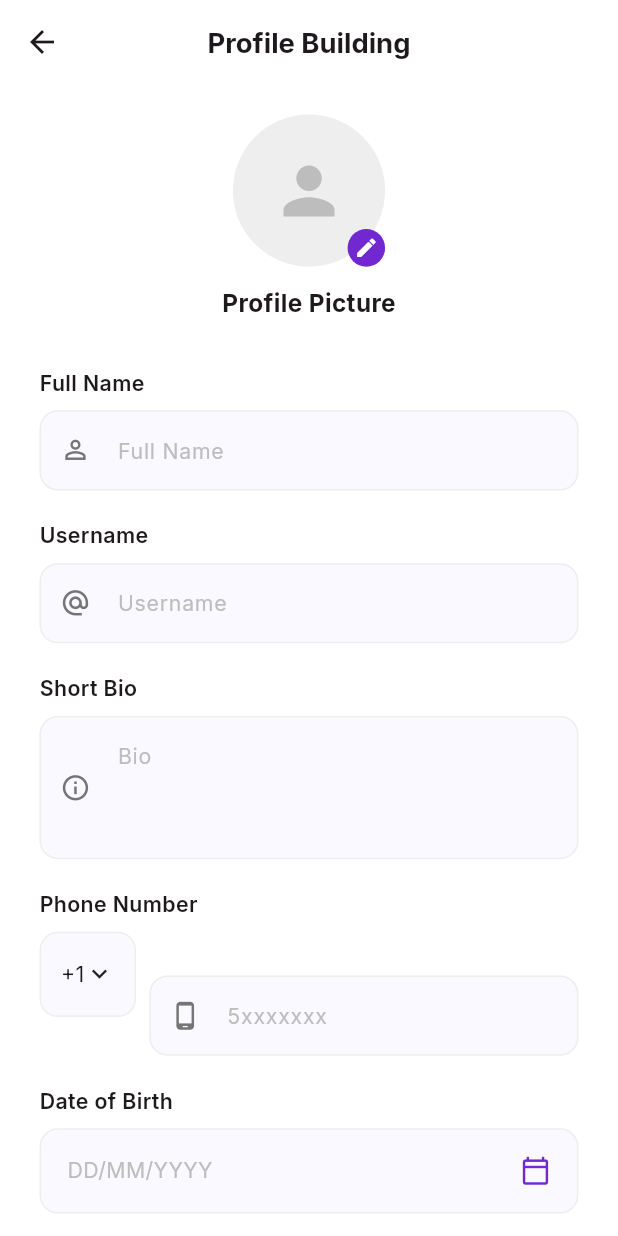
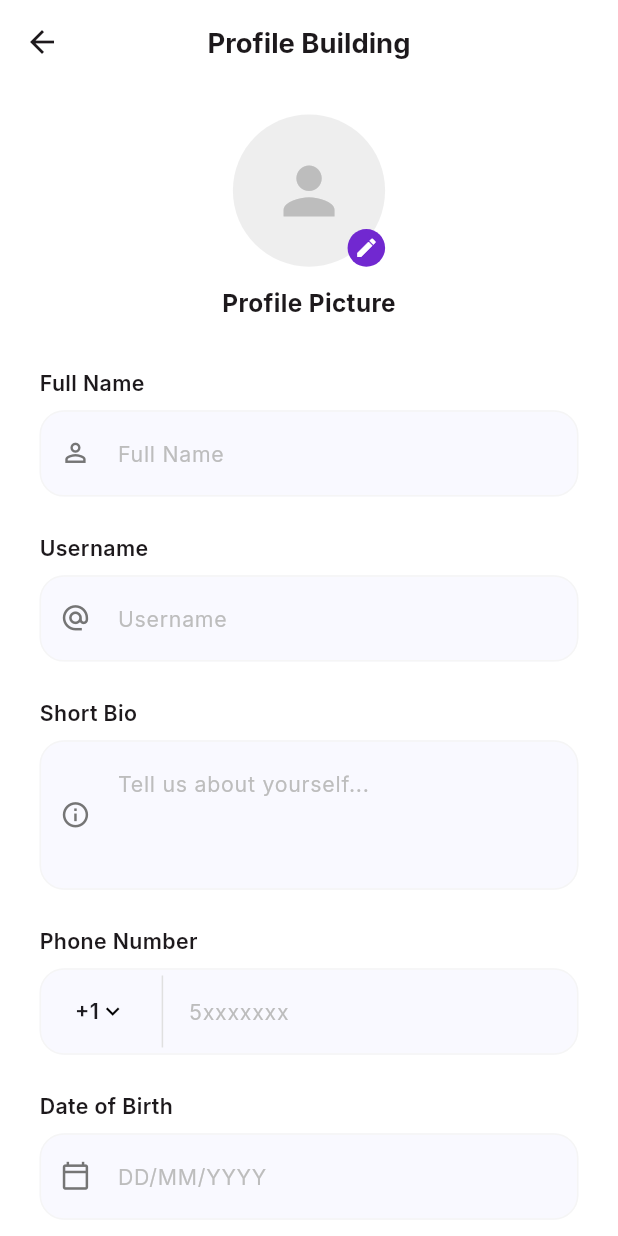
Before and after one commit to shakibalhasan-code/bonded_app, a Flutter app: the ProfileBuildingScreen screen opened directly, on a phone screen of 412 x 824 dp. Run offline on Flutter 3.47's test engine with Material 3 defaults, Android fonts, the phone set to English and light mode, and no system bars; our stand-ins replace country_picker, flutter_screenutil, flutter_svg, geocoding, geolocator, get and 3 more; missing offline and left inert: apple_maps_flutter.

```diff
--- a/lib/screens/profile/profile_building_screen.dart
+++ b/lib/screens/profile/profile_building_screen.dart
@@ -99,7 +99,7 @@ class ProfileBuildingScreen extends StatelessWidget {
               controller: controller.fullNameController,
               errorText: controller.fullNameError.value.isEmpty ? null : controller.fullNameError.value,
             )),
-            SizedBox(height: 20.h),
+            SizedBox(height: 24.h),
 
             Obx(() => AuthTextField(
               label: "Username",
@@ -108,34 +108,26 @@ class ProfileBuildingScreen extends StatelessWidget {
               controller: controller.usernameController,
               errorText: controller.usernameError.value.isEmpty ? null : controller.usernameError.value,
             )),
-            SizedBox(height: 20.h),
+            SizedBox(height: 24.h),
 
             AuthTextField(
               label: "Short Bio",
-              hintText: "Bio",
+              hintText: "Tell us about yourself...",
               prefixIcon: Icons.info_outline,
               controller: controller.bioController,
               maxLines: 3,
             ),
-            SizedBox(height: 20.h),
+            SizedBox(height: 24.h),
 
-            // Phone Number
-            Column(
-              crossAxisAlignment: CrossAxisAlignment.start,
-              children: [
-                Text(
-                  "Phone Number",
-                  style: GoogleFonts.inter(
-                    fontSize: 14.sp,
-                    fontWeight: FontWeight.w600,
-                    color: AppColors.textHeading,
-                  ),
-                ),
-                SizedBox(height: 8.h),
-                Row(
-                  crossAxisAlignment: CrossAxisAlignment.start,
-                  children: [
-                    GestureDetector(
+            // Phone Number - Unified Style
+            Obx(() => AuthTextField(
+              label: "Phone Number",
+              hintText: "5xxxxxxx",
+              prefixIcon: Icons.phone_android_outlined,
+              controller: controller.phoneController,
+              keyboardType: TextInputType.phone,
+              errorText: controller.phoneError.value.isEmpty ? null : controller.phoneError.value,
+              prefix: GestureDetector(
                 onTap: () {
                   showCountryPicker(
                     context: context,
@@ -146,94 +138,60 @@ class ProfileBuildingScreen extends StatelessWidget {
                   );
                 },
                 child: Container(
-                        height: 56.h,
-                        padding: EdgeInsets.symmetric(horizontal: 12.w),
+                  width: 75.w,
+                  margin: EdgeInsets.only(right: 12.w),
                   decoration: BoxDecoration(
-                          color: const Color(0xFFF9F9FF),
-                          borderRadius: BorderRadius.circular(12.r),
-                          border: Border.all(color: Colors.grey[200]!),
+                    color: Colors.transparent,
+                    border: Border(right: BorderSide(color: Colors.grey[300]!, width: 1)),
                   ),
                   child: Row(
+                    mainAxisAlignment: MainAxisAlignment.center,
                     children: [
-                            Obx(() => Text(
+                      Text(
                         controller.selectedCountryCode.value,
-                              style: GoogleFonts.inter(fontSize: 14.sp),
-                            )),
-                            Icon(Icons.keyboard_arrow_down, size: 20.sp),
+                        style: GoogleFonts.inter(fontSize: 14.sp, fontWeight: FontWeight.w600),
+                      ),
+                      Icon(Icons.keyboard_arrow_down, size: 18.sp),
                     ],
                   ),
                 ),
               ),
-                    SizedBox(width: 8.w),
-                    Expanded(
-                      child: Obx(() => AuthTextField(
-                        label: "", // Label is handled above
-                        hintText: "5xxxxxxx",
-                        prefixIcon: Icons.phone_android_outlined,
-                        controller: controller.phoneController,
-                        keyboardType: TextInputType.phone,
-                        errorText: controller.phoneError.value.isEmpty ? null : controller.phoneError.value,
             )),
-                    ),
-                  ],
-                ),
-              ],
-            ),
-            SizedBox(height: 20.h),
+            SizedBox(height: 24.h),
 
-            // Date of Birth
-            GestureDetector(
+            // Date of Birth - Unified Style
+            Obx(() => AuthTextField(
+              label: "Date of Birth",
+              hintText: controller.dateOfBirth.value.isEmpty ? "DD/MM/YYYY" : controller.dateOfBirth.value,
+              prefixIcon: Icons.calendar_today_outlined,
+              readOnly: true,
               onTap: () async {
                 DateTime? pickedDate = await showDatePicker(
                   context: context,
                   initialDate: DateTime.now().subtract(const Duration(days: 365 * 18)),
                   firstDate: DateTime(1900),
                   lastDate: DateTime.now(),
+                  builder: (context, child) {
+                    return Theme(
+                      data: Theme.of(context).copyWith(
+                        colorScheme: const ColorScheme.light(
+                          primary: AppColors.primary,
+                          onPrimary: Colors.white,
+                          onSurface: AppColors.textHeading,
+                        ),
+                      ),
+                      child: child!,
+                    );
+                  },
                 );
                 if (pickedDate != null) {
                   controller.dateOfBirth.value = DateFormat('dd/MM/yyyy').format(pickedDate);
                 }
               },
-              child: Column(
-                crossAxisAlignment: CrossAxisAlignment.start,
-                children: [
-                  Text(
-                    "Date of Birth",
-                    style: GoogleFonts.inter(
-                      fontSize: 14.sp,
-                      fontWeight: FontWeight.w600,
-                      color: AppColors.textHeading,
-                    ),
-                  ),
-                  SizedBox(height: 8.h),
-                  Container(
-                    height: 56.h,
-                    padding: EdgeInsets.symmetric(horizontal: 16.w),
-                    decoration: BoxDecoration(
-                      color: const Color(0xFFF9F9FF),
-                      borderRadius: BorderRadius.circular(12.r),
-                      border: Border.all(color: Colors.grey[200]!),
-                    ),
-                    child: Row(
-                      mainAxisAlignment: MainAxisAlignment.spaceBetween,
-                      children: [
-                        Obx(() => Text(
-                          controller.dateOfBirth.value.isEmpty ? "DD/MM/YYYY" : controller.dateOfBirth.value,
-                          style: GoogleFonts.inter(
-                            fontSize: 14.sp,
-                            color: controller.dateOfBirth.value.isEmpty ? Colors.grey[400] : AppColors.textPrimary,
-                          ),
             )),
-                        Icon(Icons.calendar_today_outlined, color: AppColors.primary, size: 20.sp),
-                      ],
-                    ),
-                  ),
-                ],
-              ),
-            ),
-            SizedBox(height: 20.h),
+            SizedBox(height: 24.h),
 
-            // Gender
+            // Gender - Unified Style
             Column(
               crossAxisAlignment: CrossAxisAlignment.start,
               children: [
@@ -247,27 +205,37 @@ class ProfileBuildingScreen extends StatelessWidget {
                 ),
                 SizedBox(height: 8.h),
                 Container(
+                  height: 58.h,
                   padding: EdgeInsets.symmetric(horizontal: 16.w),
                   decoration: BoxDecoration(
                     color: const Color(0xFFF9F9FF),
-                    borderRadius: BorderRadius.circular(12.r),
-                    border: Border.all(color: Colors.grey[200]!),
+                    borderRadius: BorderRadius.circular(16.r),
+                    border: Border.all(color: Colors.grey[100]!),
                   ),
+                  child: Row(
+                    children: [
+                      Icon(Icons.person_outline, color: Colors.grey[600], size: 20.sp),
+                      SizedBox(width: 12.w),
+                      Expanded(
                         child: Obx(() => DropdownButton<String>(
                           value: controller.selectedGender.value.isEmpty ? null : controller.selectedGender.value,
-                    hint: Text("Dropdown to select", style: GoogleFonts.inter(fontSize: 14.sp, color: Colors.grey[400])),
+                          hint: Text("Select Gender", style: GoogleFonts.inter(fontSize: 14.sp, color: Colors.grey[400])),
                           isExpanded: true,
                           underline: const SizedBox(),
+                          icon: Icon(Icons.keyboard_arrow_down, color: Colors.grey[400]),
                           items: ["Male", "Female", "Other"].map((String value) {
                             return DropdownMenuItem<String>(
                               value: value,
-                        child: Text(value, style: GoogleFonts.inter(fontSize: 14.sp)),
+                              child: Text(value, style: GoogleFonts.inter(fontSize: 14.sp, color: AppColors.textPrimary)),
                             );
                           }).toList(),
                           onChanged: (value) {
                             if (value != null) controller.selectedGender.value = value;
                           },
                         )),
+                      ),
+                    ],
+                  ),
                 ),
               ],
             ),
--- a/lib/widgets/auth/auth_text_field.dart
+++ b/lib/widgets/auth/auth_text_field.dart
@@ -12,6 +12,9 @@ class AuthTextField extends StatefulWidget {
   final String? errorText;
   final TextInputType? keyboardType;
   final int? maxLines;
+  final Widget? prefix;
+  final VoidCallback? onTap;
+  final bool readOnly;
 
   const AuthTextField({
     Key? key,
@@ -23,6 +26,9 @@ class AuthTextField extends StatefulWidget {
     this.errorText,
     this.keyboardType,
     this.maxLines = 1,
+    this.prefix,
+    this.onTap,
+    this.readOnly = false,
   }) : super(key: key);
 
 
@@ -58,6 +64,8 @@ class _AuthTextFieldState extends State<AuthTextField> {
           obscureText: _obscureText,
           keyboardType: widget.keyboardType,
           maxLines: widget.maxLines,
+          readOnly: widget.readOnly,
+          onTap: widget.onTap,
           style: GoogleFonts.inter(
             fontSize: 14.sp,
             color: AppColors.textPrimary,
@@ -69,8 +77,7 @@ class _AuthTextFieldState extends State<AuthTextField> {
               fontSize: 14.sp,
               color: Colors.grey[400],
             ),
-
-            prefixIcon: Icon(
+            prefixIcon: widget.prefix ?? Icon(
               widget.prefixIcon,
               color: Colors.grey[600],
               size: 20.sp,
@@ -92,18 +99,26 @@ class _AuthTextFieldState extends State<AuthTextField> {
             filled: true,
             fillColor: const Color(0xFFF9F9FF),
             border: OutlineInputBorder(
-              borderRadius: BorderRadius.circular(12.r),
-              borderSide: BorderSide(color: Colors.grey[200]!),
+              borderRadius: BorderRadius.circular(16.r),
+              borderSide: BorderSide(color: Colors.grey[100]!),
             ),
             enabledBorder: OutlineInputBorder(
-              borderRadius: BorderRadius.circular(12.r),
-              borderSide: BorderSide(color: Colors.grey[200]!),
+              borderRadius: BorderRadius.circular(16.r),
+              borderSide: BorderSide(color: Colors.grey[100]!),
             ),
             focusedBorder: OutlineInputBorder(
-              borderRadius: BorderRadius.circular(12.r),
+              borderRadius: BorderRadius.circular(16.r),
               borderSide: const BorderSide(color: AppColors.primary, width: 1.5),
             ),
-            contentPadding: EdgeInsets.symmetric(vertical: 16.h, horizontal: 16.w),
+            errorBorder: OutlineInputBorder(
+              borderRadius: BorderRadius.circular(16.r),
+              borderSide: const BorderSide(color: Colors.redAccent, width: 1.0),
+            ),
+            focusedErrorBorder: OutlineInputBorder(
+              borderRadius: BorderRadius.circular(16.r),
+              borderSide: const BorderSide(color: Colors.redAccent, width: 1.5),
+            ),
+            contentPadding: EdgeInsets.symmetric(vertical: 18.h, horizontal: 16.w),
           ),
         ),
       ],
--- a/pubspec.yaml
+++ b/pubspec.yaml
@@ -44,6 +44,7 @@ dependencies:
   geolocator: ^12.0.0
   geocoding: ^3.0.0
   google_maps_flutter: ^2.7.0
+  apple_maps_flutter: ^1.4.0
 
 
 dev_dependencies:
```
Also changed, not shown: lib/controllers/profile_controller.dart (+37 -5 lines), lib/screens/profile/map_selection_screen.dart (+159 -77 lines), pubspec.lock, 6 other files. Lines whose indentation alone changed are shown as unchanged.
